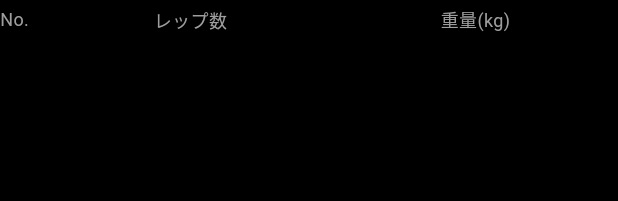
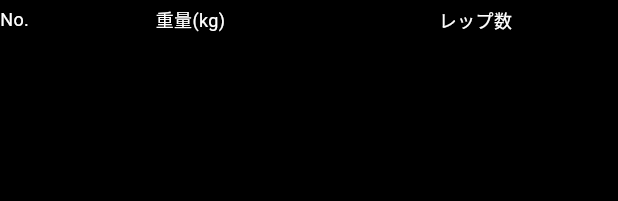
Before and after one commit to YATO789/machamp, a Flutter app: the SetTableHeader widget shown alone on an empty page, opened directly, on a phone screen of 412 x 824 dp. Shown: the top 201 px of the screen. Run offline on Flutter 3.47's test engine with Material 3 defaults, Android fonts, the phone set to English and light mode, and no system bars; our stand-ins replace flutter_hooks, freezed_annotation, go_router, hooks_riverpod, image_picker, riverpod_annotation and 2 more; accounts and stored records are empty; generated files the repository leaves out were written again.

Commit message:
fix: セット数と重量の表示を入れ替え、テキストカラーを変更

```diff
--- a/lib/src/presentation/00_components/exercise_item.dart
+++ b/lib/src/presentation/00_components/exercise_item.dart
@@ -104,7 +104,7 @@ class ExerciseItem extends StatelessWidget {
                         children: [
                           const Text(
                             'セット数',
-                            style: TextStyle(color: Colors.grey, fontSize: 13),
+                            style: TextStyle(color: Colors.white, fontSize: 13),
                           ),
                           const Spacer(),
                           _CounterButton(
@@ -246,25 +246,9 @@ class _SetRowState extends State<_SetRow> {
             width: 32,
             child: Text(
               '${widget.setNumber}',
-              style: const TextStyle(color: Colors.grey, fontSize: 14),
+              style: const TextStyle(color: Colors.white, fontSize: 14),
             ),
           ),
-          Expanded(
-            child: isEditable
-                ? _NumberField(
-                    controller: _repsController,
-                    onChanged: (v) {
-                      final reps = int.tryParse(v);
-                      if (reps != null) {
-                        widget.onChanged!(
-                          widget.exerciseSet.copyWith(reps: reps),
-                        );
-                      }
-                    },
-                  )
-                : _ReadOnlyCell(text: '${widget.exerciseSet.reps}'),
-          ),
-          const SizedBox(width: 8),
           Expanded(
             child: isEditable
                 ? _NumberField(
@@ -280,6 +264,22 @@ class _SetRowState extends State<_SetRow> {
                     },
                   )
                 : _ReadOnlyCell(text: _formatWeight(widget.exerciseSet.weight)),
+          ),
+          const SizedBox(width: 8),
+          Expanded(
+            child: isEditable
+                ? _NumberField(
+                    controller: _repsController,
+                    onChanged: (v) {
+                      final reps = int.tryParse(v);
+                      if (reps != null) {
+                        widget.onChanged!(
+                          widget.exerciseSet.copyWith(reps: reps),
+                        );
+                      }
+                    },
+                  )
+                : _ReadOnlyCell(text: '${widget.exerciseSet.reps}'),
           ),
         ],
       ),
@@ -362,21 +362,21 @@ class SetTableHeader extends StatelessWidget {
             width: 32,
             child: Text(
               'No.',
-              style: TextStyle(color: Colors.grey, fontSize: 12),
+              style: TextStyle(color: Colors.white, fontSize: 12),
+            ),
+          ),
+          Expanded(
+            child: Text(
+              '重量(kg)',
+              textAlign: TextAlign.center,
+              style: TextStyle(color: Colors.white, fontSize: 12),
             ),
           ),
           Expanded(
             child: Text(
               'レップ数',
               textAlign: TextAlign.center,
-              style: TextStyle(color: Colors.grey, fontSize: 12),
-            ),
-          ),
-          Expanded(
-            child: Text(
-              '重量(kg)',
-              textAlign: TextAlign.center,
-              style: TextStyle(color: Colors.grey, fontSize: 12),
+              style: TextStyle(color: Colors.white, fontSize: 12),
             ),
           ),
         ],
```
